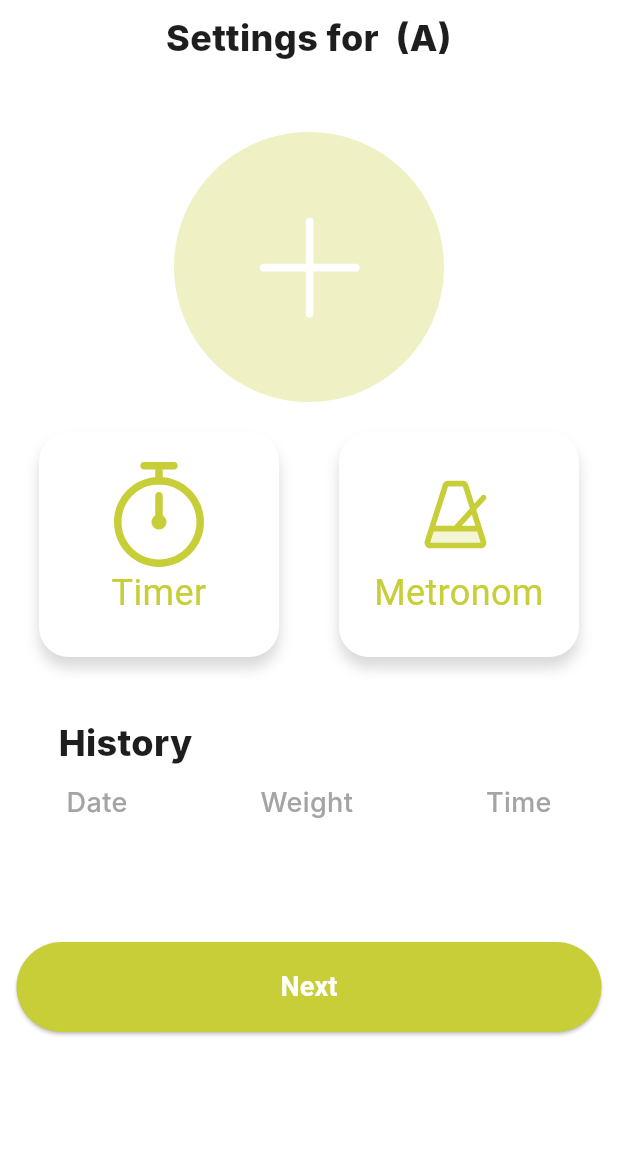
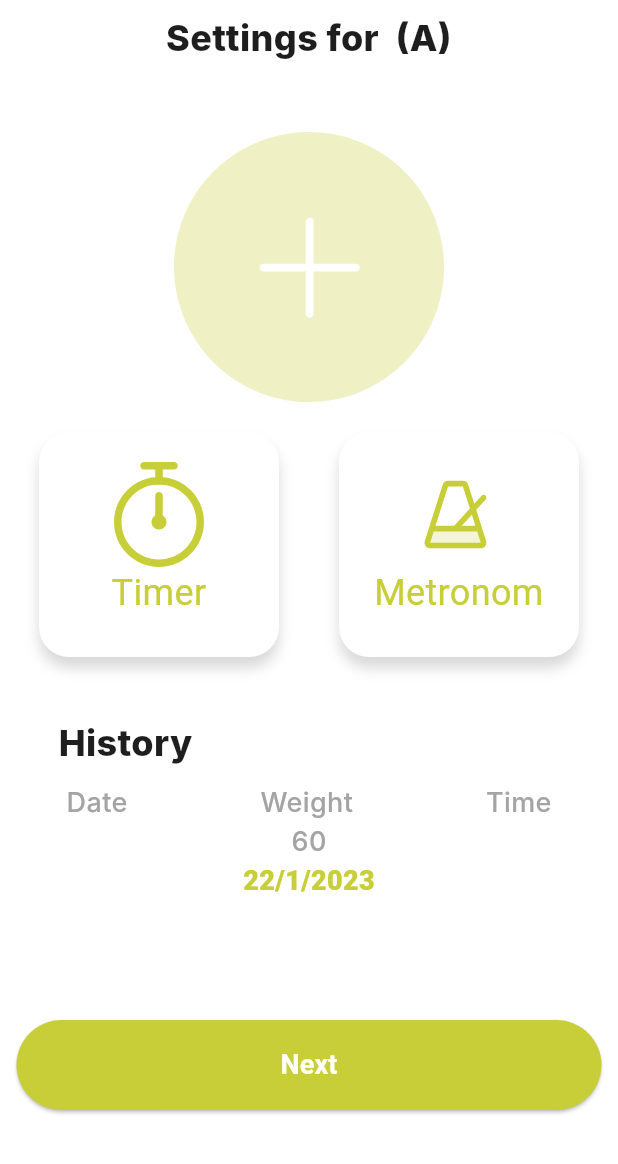
Before and after one commit to MironAlikc/fitness_training, a Flutter app: the SettingsProgramScreen screen opened directly with empty values, on a phone screen of 412 x 824 dp, the part 72-1236 px from its top. Run offline on Flutter 3.47's test engine with Material 2 defaults, Android fonts, the phone set to English and light mode, and no system bars; our stand-ins replace auto_route, dio, flutter_bloc, flutter_svg, shared_preferences, table_calendar; accounts and stored records are empty; Roboto replaces fonts that are missing (Inter).

Commit message:
History Trainihg Model

```diff
--- /dev/null
+++ b/lib/data/models/history_training_model.dart
@@ -0,0 +1,11 @@
+class HistoryTrainihgModel {
+  final double weight;
+  final Duration time;
+  final DateTime date;
+
+  HistoryTrainihgModel({
+    required this.weight,
+    required this.time,
+    required this.date,
+  });
+}
--- a/lib/presentation/screens/contacts/settings_program/settings_program_screen.dart
+++ b/lib/presentation/screens/contacts/settings_program/settings_program_screen.dart
@@ -1,4 +1,5 @@
 import "package:auto_route/auto_route.dart";
+import "package:fitness_training/data/models/history_training_model.dart";
 import "package:fitness_training/data/models/program_settings_model.dart";
 import "package:fitness_training/presentation/screens/contacts/stopwatch_timer/stopwatch_timer_screens.dart";
 import "package:fitness_training/presentation/themes/app_fonts.dart";
@@ -31,6 +32,12 @@ class _SettingsProgramScreenState extends State<SettingsProgramScreen> {
     super.initState();
     _programSettings = widget.programSettings;
   }
+
+  final a = HistoryTrainihgModel(
+    weight: 70,
+    time: Duration(hours: 1),
+    date: DateTime(2023, 1, 22),
+  );
 
   @override
   Widget build(BuildContext context) {
@@ -167,6 +174,14 @@ class _SettingsProgramScreenState extends State<SettingsProgramScreen> {
           ),
           const SizedBox(height: 40),
           const HistoryWidget(),
+          Text(
+            '${a.time.inMinutes}',
+            style: AppFonts.w500s18,
+          ),
+          Text(
+            '${a.date.day}/${a.date.month}/${a.date.year}',
+            style: AppFonts.w800s18,
+          ),
           const SizedBox(height: 80),
           ButtonWidget(
             onPressed: () {},
--- a/lib/presentation/widgets/history_widget.dart
+++ b/lib/presentation/widgets/history_widget.dart
@@ -10,7 +10,6 @@ class HistoryWidget extends StatelessWidget {
   Widget build(BuildContext context) {
     final mediaQuery = MediaQuery.of(context);
     final screenWidth = mediaQuery.size.width;
-    final screenHeight = mediaQuery.size.height;
     return Column(
       children: [
         Padding(
--- a/lib/presentation/widgets/program_dialog_widget.dart
+++ b/lib/presentation/widgets/program_dialog_widget.dart
@@ -16,13 +16,12 @@ class ProgramDialogWidget extends StatelessWidget {
     required this.onPressed,
     required this.programSettings,
   });
-
+  final ProgramSettingsModel programSettings;
   final ValueChanged<ProgramSettingsModel> onPressed;
-  final TextEditingController controllerSeats = TextEditingController();
-  final TextEditingController controllerPin = TextEditingController();
-  final TextEditingController controllerBack = TextEditingController();
-  final TextEditingController controllerHandle = TextEditingController();
-  final ProgramSettingsModel programSettings;
+  final controllerSeats = TextEditingController();
+  final controllerPin = TextEditingController();
+  final controllerBack = TextEditingController();
+  final controllerHandle = TextEditingController();
 
   @override
   Widget build(BuildContext context) {
@@ -167,7 +166,7 @@ class ProgramDialogWidget extends StatelessWidget {
                                     type: ProportiesType.pin,
                                   ),
                                 ],
-                                weight: 0,
+                                weight: 10,
                               ),
                             ),
                             child: Text(
```
Also changed, not shown: lib/data/models/client_model.dart (added, +25 -0 lines).
